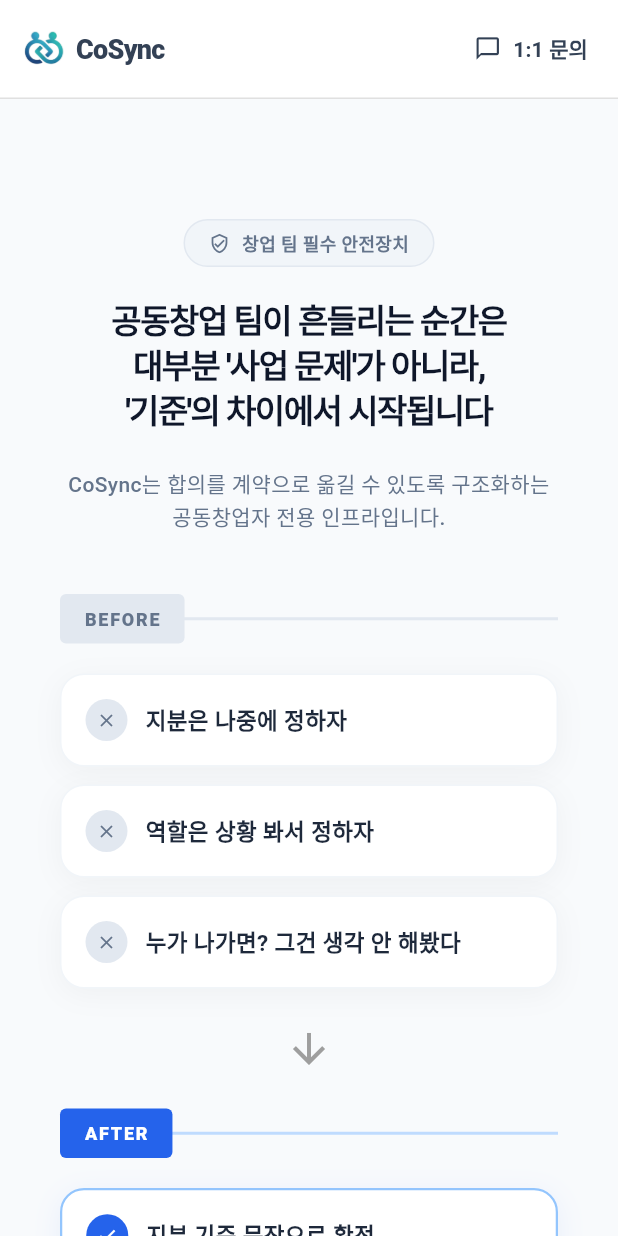
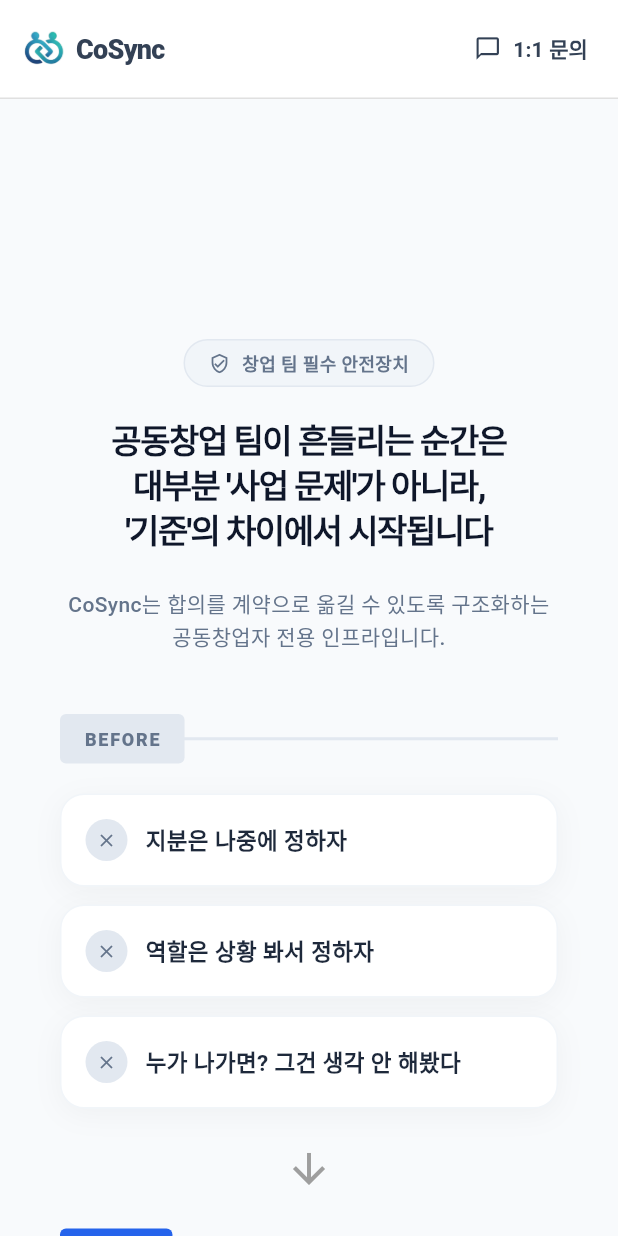
Before and after one commit to jumyeong2/flutter_demo, a Flutter app: the screen it shows after launch, on a phone screen of 412 x 824 dp. Run offline on Flutter 3.47's test engine with Material 3 defaults, Android fonts, the phone set to English and light mode, and no system bars; our stand-ins replace cloud_firestore, firebase_analytics, firebase_auth, firebase_core, get; missing offline and left inert: dart:html; accounts and stored records are empty; Roboto replaces fonts that are missing (Pretendard).

Commit message:
UI 수정 ㅈ

```diff
--- a/lib/ui/page/landing/widget/description_section1.dart
+++ b/lib/ui/page/landing/widget/description_section1.dart
@@ -11,19 +11,10 @@ class Description1 extends StatelessWidget {
   @override
   Widget build(BuildContext context) {
     final screenWidth = MediaQuery.of(context).size.width;
+    final isDesktop = screenWidth > 1024;
     final isSmallScreen = screenWidth <= 1024;
     final isMobileScreen = screenWidth <= 763;
     final isSmallMobile = screenWidth <= 480;
-
-    // 반응형 값 정의 (각 요소별로 수정 가능)
-    final isDesktop = screenWidth > 1440;
-    final horizontalPadding = isSmallMobile
-        ? 20.0
-        : isMobileScreen
-        ? 40.0
-        : isSmallScreen
-        ? 60.0
-        : (isDesktop ? 200.0 : 120.0);
 
     final badgeHeight = isSmallMobile ? 32.0 : 36.0;
     final badgeIconSize = isSmallMobile ? 14.0 : 16.0;
@@ -58,23 +49,22 @@ class Description1 extends StatelessWidget {
     final ctaPrimaryFontSize = isSmallMobile ? 17.0 : 19.0;
     final ctaIconSize = isSmallMobile ? 16.0 : 18.0;
 
-    // 데스크탑에서 최대 너비 제한
-    final maxContentWidth = isDesktop ? 1200.0 : double.infinity;
-
     return LandingSectionLayout(
       height: null,
       backgroundColor: const Color(0xFFF8FAFC),
       child: Center(
-        child: ConstrainedBox(
-          constraints: BoxConstraints(maxWidth: maxContentWidth),
+        child: Container(
+          constraints: const BoxConstraints(maxWidth: 1200),
+          padding: EdgeInsets.symmetric(
+            horizontal: isSmallMobile ? 20 : (isSmallScreen ? 40 : 60),
+            vertical: isDesktop ? 100 : 80,
+          ),
           child: Column(
             crossAxisAlignment: CrossAxisAlignment.center,
             children: [
               SizedBox(height: isDesktop ? 100 : 80),
               // 배지 - 텍스트 너비에 맞춤
-              Padding(
-                padding: EdgeInsets.symmetric(horizontal: horizontalPadding),
-                child: Container(
+              Container(
                 height: badgeHeight,
                 padding: const EdgeInsets.symmetric(horizontal: 16),
                 decoration: BoxDecoration(
@@ -105,12 +95,9 @@ class Description1 extends StatelessWidget {
                   ],
                 ),
               ),
-              ),
               SizedBox(height: spacingAfterBadge),
               // 메인 카피 - 화면의 시각적 중심
-              Padding(
-                padding: EdgeInsets.symmetric(horizontal: horizontalPadding),
-                child: Text(
+              Text(
                   "공동창업 팀이 흔들리는 순간은\n대부분 '사업 문제'가 아니라,\n'기준'의 차이에서 시작됩니다",
                   style: TextStyle(
                     height: 1.3,
@@ -121,12 +108,9 @@ class Description1 extends StatelessWidget {
                   ),
                 textAlign: TextAlign.center,
               ),
-              ),
               SizedBox(height: spacingAfterMainCopy),
               // 서브 카피 - 포지셔닝
-              Padding(
-                padding: EdgeInsets.symmetric(horizontal: horizontalPadding),
-                child: Text(
+              Text(
                   "CoSync는 합의를 계약으로 옮길 수 있도록 구조화하는 공동창업자 전용 인프라입니다.",
                   style: TextStyle(
                     height: 1.5,
@@ -136,20 +120,14 @@ class Description1 extends StatelessWidget {
                   ),
                 textAlign: TextAlign.center,
               ),
-              ),
               SizedBox(height: isSmallMobile ? 40 : 60),
               // Before/After 2컬럼
-              Padding(
-                padding: EdgeInsets.symmetric(horizontal: horizontalPadding),
-                child: isSmallScreen
+              isSmallScreen
                   ? _buildBeforeAfterVertical(isSmallMobile)
                   : _buildBeforeAfterHorizontal(isDesktop),
-              ),
               SizedBox(height: spacingBeforeCTA),
               // CTA 버튼 영역
-              Padding(
-                padding: EdgeInsets.symmetric(horizontal: horizontalPadding),
-                child: isMobileScreen
+              isMobileScreen
                     ? Column(
                         children: [
                           SizedBox(
@@ -343,7 +321,6 @@ class Description1 extends StatelessWidget {
                             ),
                           ),
                         ],
-                      ),
                       ),
               SizedBox(height: isDesktop ? 100 : 80),
             ],
```
Also changed, not shown: lib/ui/page/landing/widget/description_section2.dart (+59 -51 lines). Lines whose indentation alone changed are shown as unchanged.
